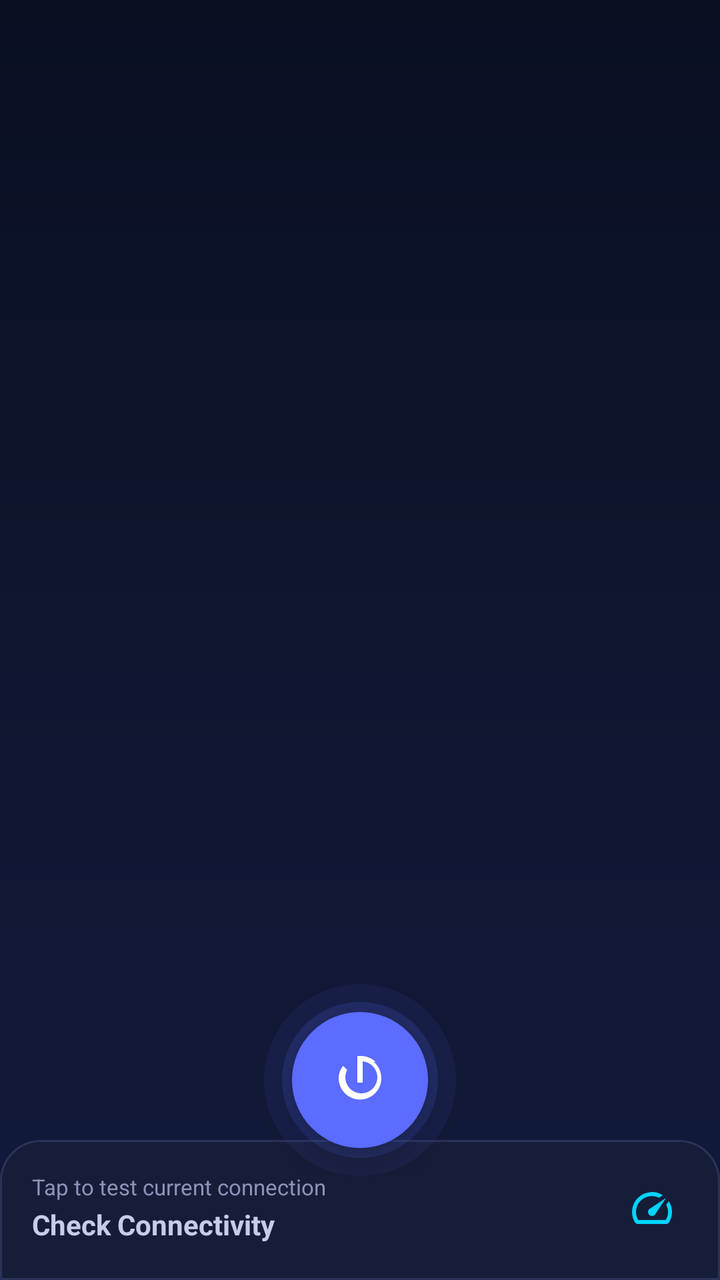
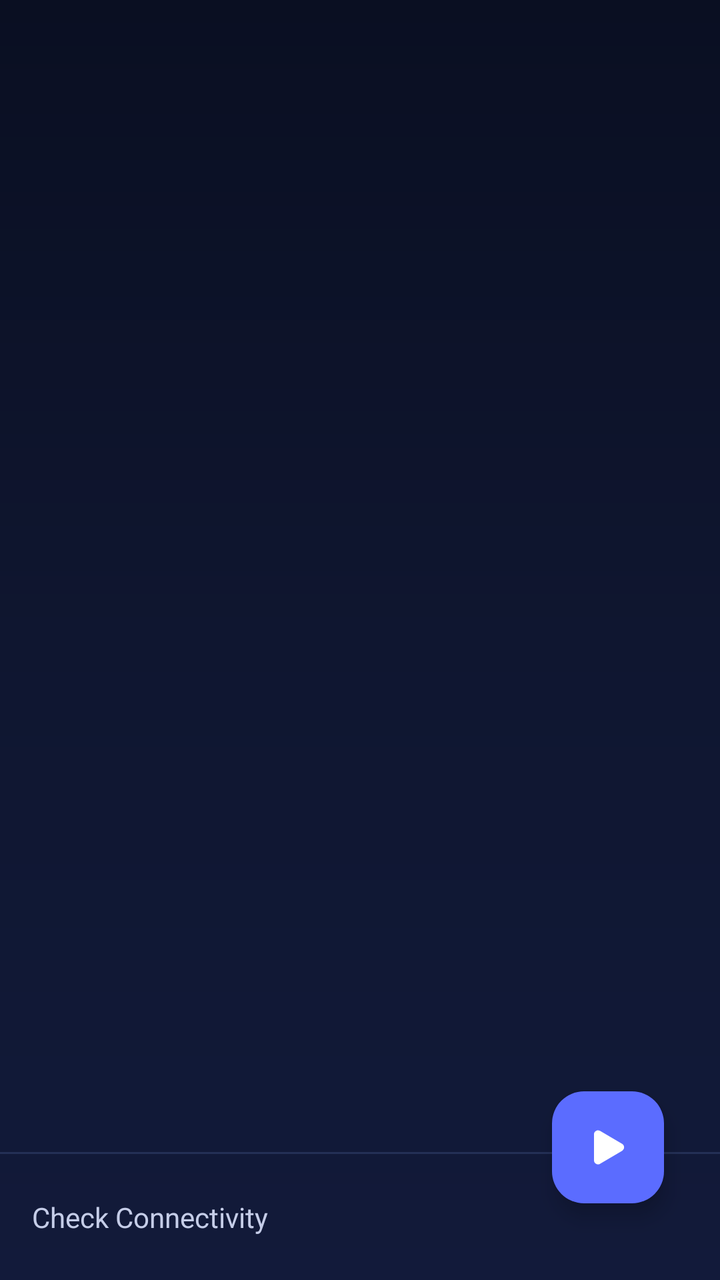

Two renders of the same Android screen: before a commit and after it. Below are the layout's source before the change and the commit's diff.
<!-- AndroidManifest.xml: application theme AppThemeDayNight.NoActionBar -->
<!-- res/layout/activity_main.xml -->
<?xml version="1.0" encoding="utf-8"?>
<androidx.drawerlayout.widget.DrawerLayout xmlns:android="http://schemas.android.com/apk/res/android"
    xmlns:app="http://schemas.android.com/apk/res-auto"
    android:id="@+id/drawer_layout"
    android:layout_width="match_parent"
    android:layout_height="match_parent">

    <LinearLayout
        android:layout_width="match_parent"
        android:layout_height="match_parent"
        android:background="@drawable/bg_main_gradient"
        android:fitsSystemWindows="true"
        android:orientation="vertical">

        <com.google.android.material.appbar.AppBarLayout
            android:layout_width="match_parent"
            android:layout_height="wrap_content"
            android:background="@android:color/transparent"
            app:elevation="0dp">

            <androidx.appcompat.widget.Toolbar
                android:id="@+id/toolbar"
                android:layout_width="match_parent"
                android:layout_height="?attr/actionBarSize"
                android:background="@android:color/transparent" />

        </com.google.android.material.appbar.AppBarLayout>

        <RelativeLayout
            android:layout_width="match_parent"
            android:layout_height="match_parent">

            <androidx.coordinatorlayout.widget.CoordinatorLayout
                android:id="@+id/main_content"
                android:layout_width="match_parent"
                android:layout_height="match_parent">

                <LinearLayout
                    android:layout_width="match_parent"
                    android:layout_height="match_parent"
                    android:orientation="vertical">

                    <com.google.android.material.progressindicator.LinearProgressIndicator
                        android:id="@+id/progress_bar"
                        android:layout_width="match_parent"
                        android:layout_height="wrap_content"
                        android:indeterminate="true"
                        android:visibility="invisible"
                        app:indicatorColor="@color/color_fab_active"
                        app:trackColor="@android:color/transparent" />

                    <com.google.android.material.tabs.TabLayout
                        android:id="@+id/tab_group"
                        android:layout_width="match_parent"
                        android:layout_height="wrap_content"
                        android:background="@android:color/transparent"
                        android:paddingStart="4dp"
                        android:paddingEnd="4dp"
                        app:tabIndicatorColor="@color/md_theme_secondary"
                        app:tabIndicatorFullWidth="false"
                        app:tabMode="scrollable"
                        app:tabSelectedTextColor="@color/colorWhite"
                        app:tabTextAppearance="@style/TabLayoutTextStyle"
                        app:tabTextColor="@color/happ_tab_unselected" />

                    <androidx.viewpager2.widget.ViewPager2
                        android:id="@+id/view_pager"
                        android:layout_width="match_parent"
                        android:layout_height="0dp"
                        android:layout_weight="1"
                        android:clipToPadding="false"
                        android:nextFocusRight="@+id/fab"
                        android:paddingBottom="88dp"
                        android:scrollbars="vertical" />

                    
                    <LinearLayout
                        android:id="@+id/layout_test"
                        android:layout_width="match_parent"
                        android:layout_height="wrap_content"
                        android:background="@drawable/bg_status_bar"
                        android:clickable="true"
                        android:contentDescription="@string/connection_test_pending"
                        android:focusable="true"
                        android:minHeight="64dp"
                        android:nextFocusLeft="@+id/view_pager"
                        android:nextFocusRight="@+id/fab"
                        android:orientation="horizontal"
                        android:paddingStart="16dp"
                        android:paddingTop="12dp"
                        android:paddingEnd="12dp"
                        android:paddingBottom="14dp">

                        <LinearLayout
                            android:layout_width="0dp"
                            android:layout_height="wrap_content"
                            android:layout_gravity="center_vertical"
                            android:layout_weight="1"
                            android:orientation="vertical">

                            <TextView
                                android:layout_width="wrap_content"
                                android:layout_height="wrap_content"
                                android:text="@string/connection_test_hint"
                                android:textColor="@color/happ_tab_unselected"
                                android:textSize="11sp" />

                            <TextView
                                android:id="@+id/tv_test_state"
                                android:layout_width="match_parent"
                                android:layout_height="wrap_content"
                                android:layout_marginTop="2dp"
                                android:maxLines="2"
                                android:minLines="1"
                                android:text="@string/connection_test_pending"
                                android:textColor="@color/happ_muted_text"
                                android:textSize="14sp"
                                android:textStyle="bold" />
                        </LinearLayout>

                        <ImageButton
                            android:id="@+id/btn_ping"
                            android:layout_width="44dp"
                            android:layout_height="44dp"
                            android:layout_gravity="center_vertical"
                            android:background="?attr/selectableItemBackgroundBorderless"
                            android:contentDescription="@string/action_ping_servers"
                            android:padding="10dp"
                            android:scaleType="centerInside"
                            android:src="@drawable/ic_speed_24dp"
                            app:tint="@color/md_theme_secondary" />
                    </LinearLayout>
                </LinearLayout>

                
                <FrameLayout
                    android:layout_width="wrap_content"
                    android:layout_height="wrap_content"
                    android:layout_gravity="bottom|center_horizontal"
                    android:layout_marginBottom="52dp"
                    android:clipChildren="false"
                    android:clipToPadding="false">

                    <View
                        android:layout_width="96dp"
                        android:layout_height="96dp"
                        android:layout_gravity="center"
                        android:background="@drawable/connect_glow_outer" />

                    <View
                        android:layout_width="78dp"
                        android:layout_height="78dp"
                        android:layout_gravity="center"
                        android:background="@drawable/connect_glow_inner" />

                    <com.google.android.material.floatingactionbutton.FloatingActionButton
                        android:id="@+id/fab"
                        android:layout_width="wrap_content"
                        android:layout_height="wrap_content"
                        android:layout_gravity="center"
                        android:clickable="true"
                        android:contentDescription="@string/tasker_start_service"
                        android:focusable="true"
                        android:nextFocusLeft="@+id/layout_test"
                        android:src="@drawable/ic_power_24dp"
                        app:backgroundTint="@color/color_fab_inactive"
                        app:borderWidth="0dp"
                        app:elevation="10dp"
                        app:fabCustomSize="68dp"
                        app:maxImageSize="32dp"
                        app:shapeAppearanceOverlay="@style/ShapeAppearanceOverlay.NST.FabCircle"
                        app:tint="@color/colorWhite"
                        app:useCompatPadding="false" />
                </FrameLayout>
            </androidx.coordinatorlayout.widget.CoordinatorLayout>
        </RelativeLayout>
    </LinearLayout>

    <com.google.android.material.navigation.NavigationView
        android:id="@+id/nav_view"
        android:layout_width="wrap_content"
        android:layout_height="match_parent"
        android:layout_gravity="start"
        android:background="@color/md_theme_surface"
        app:headerLayout="@layout/nav_header"
        app:itemIconTint="@color/happ_muted_text"
        app:itemTextColor="@color/happ_muted_text"
        app:menu="@menu/menu_drawer" />

</androidx.drawerlayout.widget.DrawerLayout>
<!-- res/layout/nav_header.xml (included above) -->
<?xml version="1.0" encoding="utf-8"?>
<LinearLayout xmlns:android="http://schemas.android.com/apk/res/android"
    android:layout_width="match_parent"
    android:layout_height="@dimen/view_height_dp160"
    android:background="@drawable/nav_header_bg"
    android:gravity="center"
    android:orientation="vertical"
    android:padding="@dimen/padding_spacing_dp16">

    <TextView
        android:layout_width="match_parent"
        android:layout_height="wrap_content"
        android:layout_gravity="center"
        android:fontFamily="@font/montserrat_thin"
        android:gravity="center"
        android:paddingTop="@dimen/padding_spacing_dp8"
        android:text="@string/app_name"
        android:textAppearance="@style/TextAppearance.AppCompat.Display1" />


</LinearLayout>
<!-- resources referenced by this layout -->
<resources>
  <color name="colorWhite">#FFFFFF</color>
  <color name="color_fab_active">#00D4AA</color>
  <color name="color_fab_inactive">#5B6CFF</color>
  <color name="happ_muted_text">#C5CDE8</color>
  <color name="happ_tab_unselected">#8B95B8</color>
  <color name="md_theme_secondary">#00D4FF</color>
  <color name="md_theme_surface">#121933</color>
  <dimen name="padding_spacing_dp16">16dp</dimen>
  <dimen name="padding_spacing_dp8">8dp</dimen>
  <dimen name="view_height_dp160">160dp</dimen>
  <!-- drawable bg_status_bar (drawable) -->
  <?xml version="1.0" encoding="utf-8"?>
  <shape xmlns:android="http://schemas.android.com/apk/res/android"
      android:shape="rectangle">
      <corners
          android:topLeftRadius="20dp"
          android:topRightRadius="20dp" />
      <solid android:color="@color/nst_card" />
      <stroke
          android:width="1dp"
          android:color="@color/nst_card_stroke" />
  </shape>
  <!-- drawable connect_glow_inner (drawable) -->
  <?xml version="1.0" encoding="utf-8"?>
  <shape xmlns:android="http://schemas.android.com/apk/res/android"
      android:shape="oval">
      <solid android:color="#285B6CFF" />
  </shape>
  <!-- drawable connect_glow_outer (drawable) -->
  <?xml version="1.0" encoding="utf-8"?>
  <shape xmlns:android="http://schemas.android.com/apk/res/android"
      android:shape="oval">
      <solid android:color="#145B6CFF" />
  </shape>
  <!-- drawable ic_power_24dp (drawable) -->
  <?xml version="1.0" encoding="utf-8"?>
  <vector xmlns:android="http://schemas.android.com/apk/res/android"
      android:width="24dp"
      android:height="24dp"
      android:viewportWidth="24"
      android:viewportHeight="24">
      
      <path
          android:fillColor="#FFFFFFFF"
          android:pathData="M13,3h-2v10h2V3z" />
      <path
          android:fillColor="#FFFFFFFF"
          android:pathData="M17.83,5.17c-1.44,-1.32 -3.31,-2.17 -5.33,-2.17c-0.35,0 -0.69,0.03 -1.02,0.08v2.02c0.33,-0.06 0.67,-0.1 1.02,-0.1c3.31,0 6,2.69 6,6s-2.69,6 -6,6s-6,-2.69 -6,-6c0,-1.01 0.25,-1.97 0.7,-2.8L5.69,6.7C4.64,7.97 4,9.57 4,11.33c0,4.42 3.58,8 8,8s8,-3.58 8,-8c0,-2.43 -1.08,-4.61 -2.79,-6.11L17.83,5.17z" />
  </vector>
  <!-- drawable ic_speed_24dp (drawable) -->
  <?xml version="1.0" encoding="utf-8"?>
  <vector xmlns:android="http://schemas.android.com/apk/res/android"
      android:width="24dp"
      android:height="24dp"
      android:viewportWidth="24"
      android:viewportHeight="24">
      <path
          android:fillColor="#FFFFFFFF"
          android:pathData="M20.38,8.57l-1.23,1.85a8,8 0,0 1,-0.22 7.58H5.07A8,8 0,0 1,15.58 6.85l1.85,-1.23A10,10 0,0 0,3.35 19a2,2 0,0 0,1.72 1h13.85a2,2 0,0 0,1.74 -1,10 10,0 0,0 -0.27,-10.44z" />
      <path
          android:fillColor="#FFFFFFFF"
          android:pathData="M10.59,15.41a2,2 0,0 0,2.83 0l5.66,-8.49 -8.49,5.66a2,2 0,0 0,0 2.83z" />
  </vector>
  <string name="action_ping_servers">Ping</string>
  <string name="connection_test_hint">Tap to test current connection</string>
  <style name="ShapeAppearanceOverlay.NST.FabCircle" parent="">
          <item name="cornerFamily">rounded</item>
          <item name="cornerSize">50%</item>
      </style>
  <color name="nst_card">#161D38</color>
  <color name="nst_card_stroke">#2A3358</color>
  <color name="md_theme_background">#0A0F22</color>
  <color name="md_theme_primary">#5B6CFF</color>
  <color name="md_theme_onPrimary">#FFFFFF</color>
  <color name="md_theme_onSecondary">#003544</color>
  <color name="md_theme_tertiary">#00D4AA</color>
  <color name="md_theme_onTertiary">#00382E</color>
  <color name="md_theme_error">#FFB4AB</color>
  <color name="md_theme_onError">#690005</color>
  <color name="md_theme_onSurface">#E8EAF4</color>
  <color name="md_theme_surfaceVariant">#1A2240</color>
  <color name="md_theme_inverseSurface">#E8EAF4</color>
  <color name="md_theme_onBackground">#E8EAF4</color>
  <color name="md_theme_outline">#3A4468</color>
  <color name="md_theme_outlineVariant">#243056</color>
  <color name="md_theme_inversePrimary">#00D4FF</color>
  <!-- unchanged entries left out for length: 19 -->
</resources>

<!-- the commit's change to res/layout/activity_main.xml (unified diff, before → after) -->
@@ -46,16 +46,13 @@
                         android:layout_height="wrap_content"
                         android:indeterminate="true"
                         android:visibility="invisible"
-                        app:indicatorColor="@color/color_fab_active"
-                        app:trackColor="@android:color/transparent" />
+                        app:indicatorColor="@color/color_fab_active" />
 
                     <com.google.android.material.tabs.TabLayout
                         android:id="@+id/tab_group"
                         android:layout_width="match_parent"
                         android:layout_height="wrap_content"
                         android:background="@android:color/transparent"
-                        android:paddingStart="4dp"
-                        android:paddingEnd="4dp"
                         app:tabIndicatorColor="@color/md_theme_secondary"
                         app:tabIndicatorFullWidth="false"
                         app:tabMode="scrollable"
@@ -67,110 +64,65 @@
                         android:id="@+id/view_pager"
                         android:layout_width="match_parent"
                         android:layout_height="0dp"
-                        android:layout_weight="1"
-                        android:clipToPadding="false"
                         android:nextFocusRight="@+id/fab"
-                        android:paddingBottom="88dp"
-                        android:scrollbars="vertical" />
+                        android:scrollbars="vertical"
+                        android:layout_weight="1" />
 
-                    
                     <LinearLayout
                         android:id="@+id/layout_test"
                         android:layout_width="match_parent"
-                        android:layout_height="wrap_content"
-                        android:background="@drawable/bg_status_bar"
+                        android:layout_height="@dimen/view_height_dp64"
                         android:clickable="true"
                         android:contentDescription="@string/connection_test_pending"
                         android:focusable="true"
-                        android:minHeight="64dp"
                         android:nextFocusLeft="@+id/view_pager"
                         android:nextFocusRight="@+id/fab"
-                        android:orientation="horizontal"
-                        android:paddingStart="16dp"
-                        android:paddingTop="12dp"
-                        android:paddingEnd="12dp"
-                        android:paddingBottom="14dp">
+                        android:orientation="vertical">
 
-                        <LinearLayout
-                            android:layout_width="0dp"
-                            android:layout_height="wrap_content"
-                            android:layout_gravity="center_vertical"
-                            android:layout_weight="1"
-                            android:orientation="vertical">
+                        <View
+                            android:layout_width="wrap_content"
+                            android:layout_height="1dp"
+                            android:background="@color/divider_color_light" />
 
-                            <TextView
-                                android:layout_width="wrap_content"
-                                android:layout_height="wrap_content"
-                                android:text="@string/connection_test_hint"
-                                android:textColor="@color/happ_tab_unselected"
-                                android:textSize="11sp" />
+                        <TextView
+                            android:id="@+id/tv_test_state"
+                            android:layout_width="wrap_content"
+                            android:layout_height="match_parent"
+                            android:gravity="start|center"
+                            android:maxLines="2"
+                            android:minLines="1"
+                            android:paddingStart="@dimen/padding_spacing_dp16"
+                            android:text="@string/connection_test_pending"
+                            android:textAppearance="@style/TextAppearance.AppCompat.Small"
+                            android:textColor="@color/happ_muted_text" />
 
-                            <TextView
-                                android:id="@+id/tv_test_state"
-                                android:layout_width="match_parent"
-                                android:layout_height="wrap_content"
-                                android:layout_marginTop="2dp"
-                                android:maxLines="2"
-                                android:minLines="1"
-                                android:text="@string/connection_test_pending"
-                                android:textColor="@color/happ_muted_text"
-                                android:textSize="14sp"
-                                android:textStyle="bold" />
-                        </LinearLayout>
-
-                        <ImageButton
-                            android:id="@+id/btn_ping"
-                            android:layout_width="44dp"
-                            android:layout_height="44dp"
-                            android:layout_gravity="center_vertical"
-                            android:background="?attr/selectableItemBackgroundBorderless"
-                            android:contentDescription="@string/action_ping_servers"
-                            android:padding="10dp"
-                            android:scaleType="centerInside"
-                            android:src="@drawable/ic_speed_24dp"
-                            app:tint="@color/md_theme_secondary" />
                     </LinearLayout>
                 </LinearLayout>
 
-                
                 <FrameLayout
                     android:layout_width="wrap_content"
                     android:layout_height="wrap_content"
-                    android:layout_gravity="bottom|center_horizontal"
-                    android:layout_marginBottom="52dp"
-                    android:clipChildren="false"
-                    android:clipToPadding="false">
+                    android:layout_gravity="bottom|end"
+                    android:layout_marginBottom="-16dp"
+                    android:layout_marginEnd="@dimen/padding_spacing_dp16">
 
-                    <View
-                        android:layout_width="96dp"
-                        android:layout_height="96dp"
-                        android:layout_gravity="center"
-                        android:background="@drawable/connect_glow_outer" />
-
-                    <View
-                        android:layout_width="78dp"
-                        android:layout_height="78dp"
-                        android:layout_gravity="center"
-                        android:background="@drawable/connect_glow_inner" />
-
+                    
                     <com.google.android.material.floatingactionbutton.FloatingActionButton
                         android:id="@+id/fab"
                         android:layout_width="wrap_content"
                         android:layout_height="wrap_content"
-                        android:layout_gravity="center"
+                        android:layout_gravity="bottom|end"
+                        android:layout_marginBottom="@dimen/view_height_dp36"
                         android:clickable="true"
                         android:contentDescription="@string/tasker_start_service"
                         android:focusable="true"
                         android:nextFocusLeft="@+id/layout_test"
-                        android:src="@drawable/ic_power_24dp"
+                        android:src="@drawable/ic_play_24dp"
                         app:backgroundTint="@color/color_fab_inactive"
-                        app:borderWidth="0dp"
-                        app:elevation="10dp"
-                        app:fabCustomSize="68dp"
-                        app:maxImageSize="32dp"
-                        app:shapeAppearanceOverlay="@style/ShapeAppearanceOverlay.NST.FabCircle"
+                        app:layout_anchorGravity="bottom|right|end"
                         app:tint="@color/colorWhite"
-                        app:useCompatPadding="false" />
+                        app:useCompatPadding="true" />
+
                 </FrameLayout>
             </androidx.coordinatorlayout.widget.CoordinatorLayout>
         </RelativeLayout>
@@ -181,11 +133,10 @@
         android:layout_width="wrap_content"
         android:layout_height="match_parent"
         android:layout_gravity="start"
-        android:background="@color/md_theme_surface"
         app:headerLayout="@layout/nav_header"
-        app:itemIconTint="@color/happ_muted_text"
-        app:itemTextColor="@color/happ_muted_text"
-        app:menu="@menu/menu_drawer" />
+        app:menu="@menu/menu_drawer">
+
+    </com.google.android.material.navigation.NavigationView>
 
 </androidx.drawerlayout.widget.DrawerLayout>
 <!-- res/layout/nav_header.xml (included above) -->
<!-- resource entries referenced after the edit -->
@@ -3,6 +3,7 @@
   <color name="colorWhite">#FFFFFF</color>
   <color name="color_fab_active">#00D4AA</color>
   <color name="color_fab_inactive">#5B6CFF</color>
+  <color name="divider_color_light">#243056</color>
   <color name="happ_muted_text">#C5CDE8</color>
   <color name="happ_tab_unselected">#8B95B8</color>
   <color name="md_theme_secondary">#00D4FF</color>
@@ -10,67 +11,18 @@
   <dimen name="padding_spacing_dp16">16dp</dimen>
   <dimen name="padding_spacing_dp8">8dp</dimen>
   <dimen name="view_height_dp160">160dp</dimen>
-  <!-- drawable bg_status_bar (drawable) -->
-  <?xml version="1.0" encoding="utf-8"?>
-  <shape xmlns:android="http://schemas.android.com/apk/res/android"
-      android:shape="rectangle">
-      <corners
-          android:topLeftRadius="20dp"
-          android:topRightRadius="20dp" />
-      <solid android:color="@color/nst_card" />
-      <stroke
-          android:width="1dp"
-          android:color="@color/nst_card_stroke" />
-  </shape>
-  <!-- drawable connect_glow_inner (drawable) -->
-  <?xml version="1.0" encoding="utf-8"?>
-  <shape xmlns:android="http://schemas.android.com/apk/res/android"
-      android:shape="oval">
-      <solid android:color="#285B6CFF" />
-  </shape>
-  <!-- drawable connect_glow_outer (drawable) -->
-  <?xml version="1.0" encoding="utf-8"?>
-  <shape xmlns:android="http://schemas.android.com/apk/res/android"
-      android:shape="oval">
-      <solid android:color="#145B6CFF" />
-  </shape>
-  <!-- drawable ic_power_24dp (drawable) -->
-  <?xml version="1.0" encoding="utf-8"?>
+  <dimen name="view_height_dp36">36dp</dimen>
+  <dimen name="view_height_dp64">64dp</dimen>
+  <!-- drawable ic_play_24dp (drawable) -->
   <vector xmlns:android="http://schemas.android.com/apk/res/android"
       android:width="24dp"
       android:height="24dp"
-      android:viewportWidth="24"
-      android:viewportHeight="24">
-      
+      android:viewportWidth="1024"
+      android:viewportHeight="1024">
       <path
           android:fillColor="#FFFFFFFF"
-          android:pathData="M13,3h-2v10h2V3z" />
-      <path
-          android:fillColor="#FFFFFFFF"
-          android:pathData="M17.83,5.17c-1.44,-1.32 -3.31,-2.17 -5.33,-2.17c-0.35,0 -0.69,0.03 -1.02,0.08v2.02c0.33,-0.06 0.67,-0.1 1.02,-0.1c3.31,0 6,2.69 6,6s-2.69,6 -6,6s-6,-2.69 -6,-6c0,-1.01 0.25,-1.97 0.7,-2.8L5.69,6.7C4.64,7.97 4,9.57 4,11.33c0,4.42 3.58,8 8,8s8,-3.58 8,-8c0,-2.43 -1.08,-4.61 -2.79,-6.11L17.83,5.17z" />
+          android:pathData="M213.333333 789.461333V234.538667C213.333333 168.533333 285.013333 127.530667 341.930667 160.981333l471.68 277.461334c56.106667 32.981333 56.106667 114.133333 0 147.114666L341.930667 863.018667C285.056 896.469333 213.333333 855.466667 213.333333 789.461333z" />
   </vector>
-  <!-- drawable ic_speed_24dp (drawable) -->
-  <?xml version="1.0" encoding="utf-8"?>
-  <vector xmlns:android="http://schemas.android.com/apk/res/android"
-      android:width="24dp"
-      android:height="24dp"
-      android:viewportWidth="24"
-      android:viewportHeight="24">
-      <path
-          android:fillColor="#FFFFFFFF"
-          android:pathData="M20.38,8.57l-1.23,1.85a8,8 0,0 1,-0.22 7.58H5.07A8,8 0,0 1,15.58 6.85l1.85,-1.23A10,10 0,0 0,3.35 19a2,2 0,0 0,1.72 1h13.85a2,2 0,0 0,1.74 -1,10 10,0 0,0 -0.27,-10.44z" />
-      <path
-          android:fillColor="#FFFFFFFF"
-          android:pathData="M10.59,15.41a2,2 0,0 0,2.83 0l5.66,-8.49 -8.49,5.66a2,2 0,0 0,0 2.83z" />
-  </vector>
-  <string name="action_ping_servers">Ping</string>
-  <string name="connection_test_hint">Tap to test current connection</string>
-  <style name="ShapeAppearanceOverlay.NST.FabCircle" parent="">
-          <item name="cornerFamily">rounded</item>
-          <item name="cornerSize">50%</item>
-      </style>
-  <color name="nst_card">#161D38</color>
-  <color name="nst_card_stroke">#2A3358</color>
   <color name="md_theme_background">#0A0F22</color>
   <color name="md_theme_primary">#5B6CFF</color>
   <color name="md_theme_onPrimary">#FFFFFF</color>
